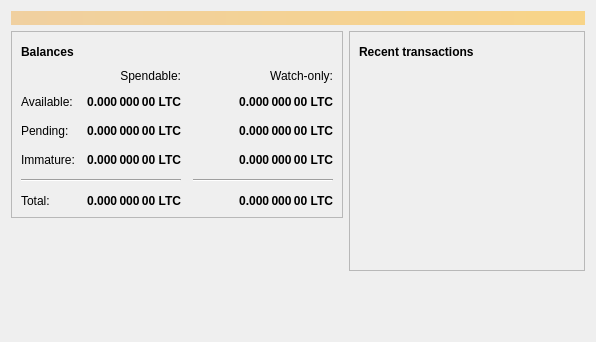
Old version of the form src/qt/forms/overviewpage.ui in the repository JoffreyB31/ApsioCoin.
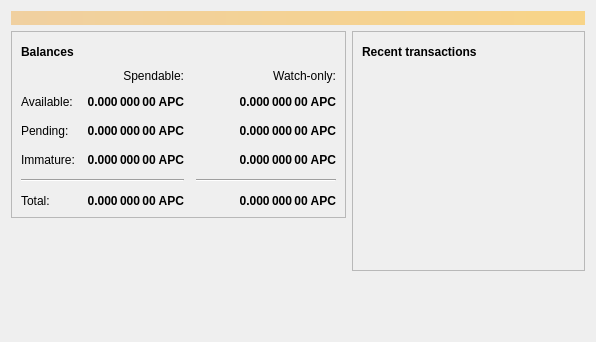
New version of the form. Icons and pictures are not drawn.

Patch:
```diff
--- a/src/qt/forms/overviewpage.ui
+++ b/src/qt/forms/overviewpage.ui
@@ -129,7 +129,7 @@
                <string>Unconfirmed transactions to watch-only addresses</string>
               </property>
               <property name="text">
-               <string notr="true">0.000 000 00 LTC</string>
+               <string notr="true">0.000 000 00 APC</string>
               </property>
               <property name="alignment">
                <set>Qt::AlignRight|Qt::AlignTrailing|Qt::AlignVCenter</set>
@@ -154,7 +154,7 @@
                <string>Total of transactions that have yet to be confirmed, and do not yet count toward the spendable balance</string>
               </property>
               <property name="text">
-               <string notr="true">0.000 000 00 LTC</string>
+               <string notr="true">0.000 000 00 APC</string>
               </property>
               <property name="alignment">
                <set>Qt::AlignRight|Qt::AlignTrailing|Qt::AlignVCenter</set>
@@ -179,7 +179,7 @@
                <string>Mined balance in watch-only addresses that has not yet matured</string>
               </property>
               <property name="text">
-               <string notr="true">0.000 000 00 LTC</string>
+               <string notr="true">0.000 000 00 APC</string>
               </property>
               <property name="alignment">
                <set>Qt::AlignRight|Qt::AlignTrailing|Qt::AlignVCenter</set>
@@ -237,7 +237,7 @@
                <string>Mined balance that has not yet matured</string>
               </property>
               <property name="text">
-               <string notr="true">0.000 000 00 LTC</string>
+               <string notr="true">0.000 000 00 APC</string>
               </property>
               <property name="alignment">
                <set>Qt::AlignRight|Qt::AlignTrailing|Qt::AlignVCenter</set>
@@ -282,7 +282,7 @@
                <string>Your current total balance</string>
               </property>
               <property name="text">
-               <string notr="true">0.000 000 00 LTC</string>
+               <string notr="true">0.000 000 00 APC</string>
               </property>
               <property name="alignment">
                <set>Qt::AlignRight|Qt::AlignTrailing|Qt::AlignVCenter</set>
@@ -307,7 +307,7 @@
                <string>Current total balance in watch-only addresses</string>
               </property>
               <property name="text">
-               <string notr="true">0.000 000 00 LTC</string>
+               <string notr="true">0.000 000 00 APC</string>
               </property>
               <property name="alignment">
                <set>Qt::AlignRight|Qt::AlignTrailing|Qt::AlignVCenter</set>
@@ -349,7 +349,7 @@
                <string>Your current spendable balance</string>
               </property>
               <property name="text">
-               <string notr="true">0.000 000 00 LTC</string>
+               <string notr="true">0.000 000 00 APC</string>
               </property>
               <property name="alignment">
                <set>Qt::AlignRight|Qt::AlignTrailing|Qt::AlignVCenter</set>
@@ -374,7 +374,7 @@
                <string>Your current balance in watch-only addresses</string>
               </property>
               <property name="text">
-               <string notr="true">0.000 000 00 LTC</string>
+               <string notr="true">0.000 000 00 APC</string>
               </property>
               <property name="alignment">
                <set>Qt::AlignRight|Qt::AlignTrailing|Qt::AlignVCenter</set>
```
Left out of the diff: 4 changed lines with no effect on the pictures.
